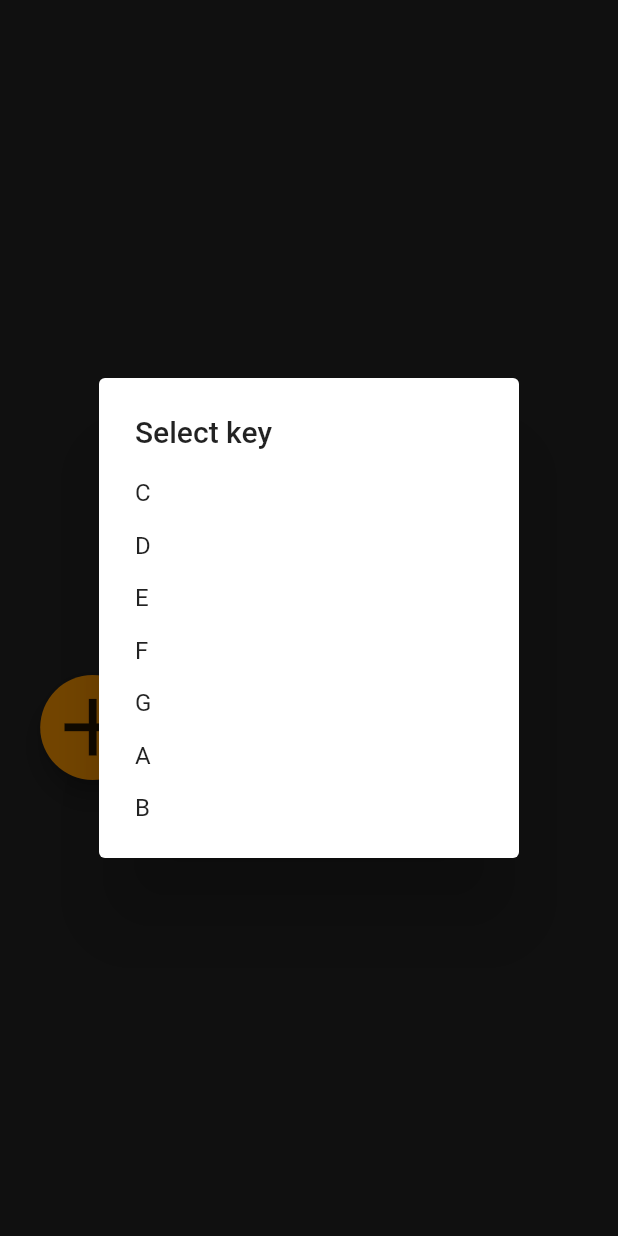
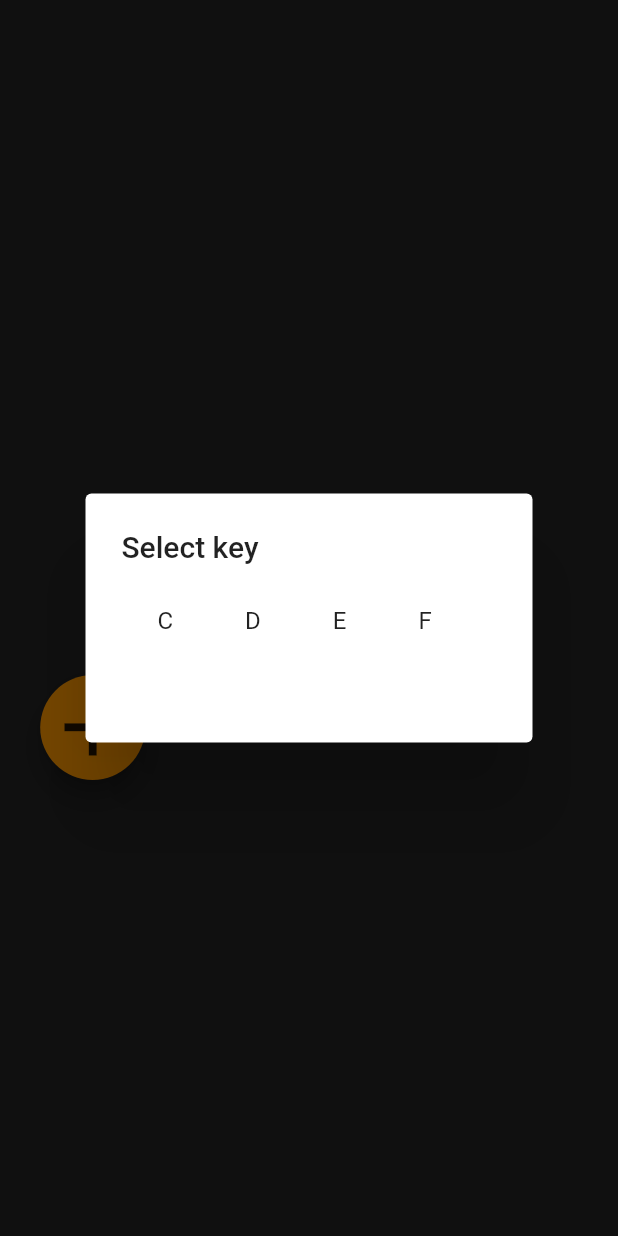
Before and after one commit to kobemhlee/chord_app, a Flutter app: the MySongs screen opened directly, after a tap on the "add" icon, on a phone screen of 412 x 824 dp. Run offline on Flutter 3.47's test engine with Material 2 defaults, Android fonts, the light colour scheme and no system bars; our stand-ins replace audioplayers, getflutter.

Commit message:
// Changes to key selection in "My Songs Page"

```diff
--- a/lib/mysongspage.dart
+++ b/lib/mysongspage.dart
@@ -24,13 +24,18 @@ class _MySongs extends State<MySongs> {
 
   createKeySelect(BuildContext context) {
     return showDialog(context: context,builder: (context) {
-      return SimpleDialog(
+      return AlertDialog(
         //backgroundColor: Colors.orange,
         title: const Text('Select key'),
+        content: Container(
+          width: 250,
+          height: 75,
+          child: ListView(
+              scrollDirection: Axis.horizontal,
               children: <Widget>[
                 SimpleDialogOption(
                   onPressed: () {},
-            child: const Text('C'),
+                  child: const Text('C')
                 ),
                 SimpleDialogOption(
                   onPressed: () {},
@@ -56,7 +61,9 @@ class _MySongs extends State<MySongs> {
                   onPressed: () {},
                   child: const Text('B'),
                 ),
-        ],
+              ]
+          ),
+        ),
       );
     });
   }
```
Lines whose indentation alone changed are shown as unchanged.
